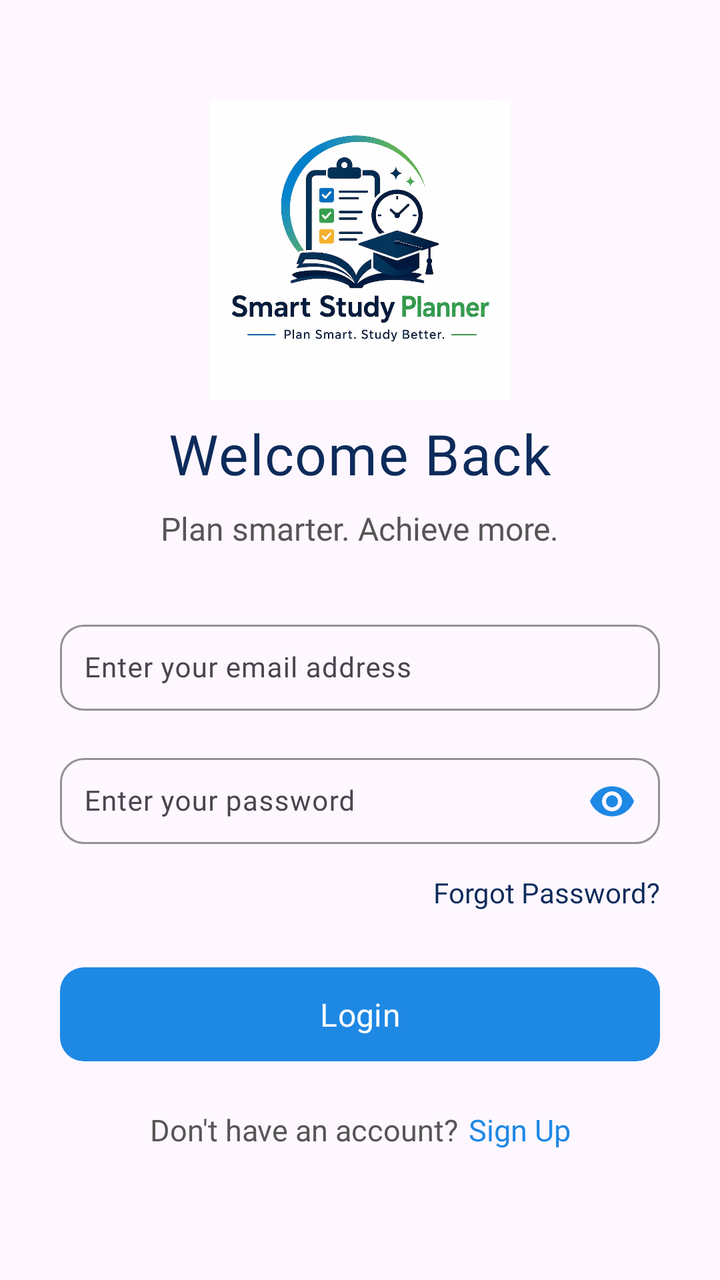
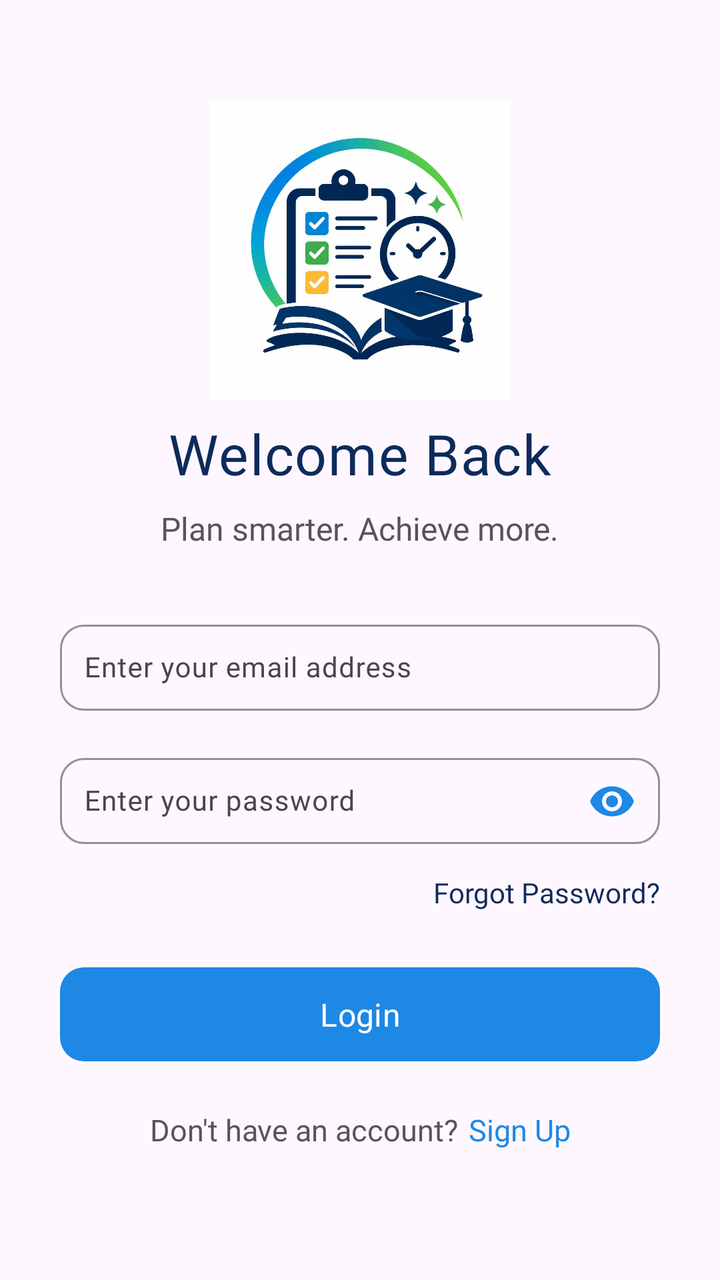

Compare the two renders of this Android layout. The source of the first and the diff that turns it into the second are given below.
<!-- AndroidManifest.xml: application theme Theme.SmartStudyPlanner -->
<!-- res/layout/activity_login.xml -->
<?xml version="1.0" encoding="utf-8"?>
<androidx.constraintlayout.widget.ConstraintLayout
    xmlns:android="http://schemas.android.com/apk/res/android"
    xmlns:app="http://schemas.android.com/apk/res-auto"
    xmlns:tools="http://schemas.android.com/tools"
    android:layout_width="match_parent"
    android:layout_height="match_parent">

    
    <ImageView
        android:id="@+id/imgLogo"
        android:layout_width="150dp"
        android:layout_height="150dp"
        android:src="@drawable/study_logo"
        android:contentDescription="@string/splash_logo_description"
        app:layout_constraintTop_toTopOf="parent"
        app:layout_constraintStart_toStartOf="parent"
        app:layout_constraintEnd_toEndOf="parent"
        android:layout_marginTop="50dp"/>

    
    <TextView
        android:id="@+id/txtWelcome"
        android:layout_width="wrap_content"
        android:layout_height="wrap_content"
        android:layout_marginTop="8dp"
        android:fontFamily="@font/poppins_bold"
        android:letterSpacing="0.02"
        android:text="@string/welcome_back"
        android:textColor="#0D2B5B"
        android:textSize="28sp"
        app:layout_constraintEnd_toEndOf="parent"
        app:layout_constraintStart_toStartOf="parent"
        app:layout_constraintTop_toBottomOf="@id/imgLogo" />

    
    <TextView
        android:id="@+id/txtSubtitle"
        android:layout_width="wrap_content"
        android:layout_height="wrap_content"
        android:text="@string/subtitle_text"
        android:fontFamily="@font/poppins_italic"
        android:textSize="16sp"
        android:textColor="#555555"
        app:layout_constraintTop_toBottomOf="@id/txtWelcome"
        app:layout_constraintStart_toStartOf="parent"
        app:layout_constraintEnd_toEndOf="parent"
        android:layout_marginTop="8dp"/>

    
    <com.google.android.material.textfield.TextInputLayout
        android:id="@+id/emailInputLayout"
        android:layout_width="300dp"
        android:layout_height="wrap_content"
        android:layout_marginTop="32dp"

        app:layout_constraintTop_toBottomOf="@id/txtSubtitle"
        app:layout_constraintStart_toStartOf="parent"
        app:layout_constraintEnd_toEndOf="parent"
        app:boxBackgroundMode="outline"
        app:boxStrokeColor="@color/primary"
        app:hintTextColor="@color/primary"
        app:boxCornerRadiusTopStart="12dp"
        app:boxCornerRadiusTopEnd="12dp"
        app:boxCornerRadiusBottomStart="12dp"
        app:boxCornerRadiusBottomEnd="12dp">

        <com.google.android.material.textfield.TextInputEditText
            android:id="@+id/edtEmail"
            android:layout_width="match_parent"
            android:layout_height="wrap_content"
            android:fontFamily="@font/poppins_regular"
            android:textSize="14sp"
            android:textColor="@color/primary_text"
            android:textColorHint="@color/hint_text"
            android:gravity="center_vertical"
            android:hint="@string/enter_email"
            android:inputType="textEmailAddress"
            android:autofillHints="emailAddress"
            android:padding="12dp"/>

    </com.google.android.material.textfield.TextInputLayout>

    
    <com.google.android.material.textfield.TextInputLayout
        android:id="@+id/passwordInputLayout"
        android:layout_width="300dp"
        android:layout_height="wrap_content"
        android:layout_marginTop="16dp"
        app:layout_constraintTop_toBottomOf="@id/emailInputLayout"
        app:layout_constraintStart_toStartOf="parent"
        app:layout_constraintEnd_toEndOf="parent"
        app:boxBackgroundMode="outline"
        app:boxStrokeColor="@color/primary"
        app:hintTextColor="@color/primary"
        app:endIconTint="@color/primary"
        app:endIconMode="password_toggle"
        app:boxCornerRadiusTopStart="12dp"
        app:boxCornerRadiusTopEnd="12dp"
        app:boxCornerRadiusBottomStart="12dp"
        app:boxCornerRadiusBottomEnd="12dp">

        <com.google.android.material.textfield.TextInputEditText
            android:id="@+id/edtPassword"
            android:layout_width="match_parent"
            android:layout_height="wrap_content"
            android:fontFamily="@font/poppins_regular"
            android:textSize="14sp"
            android:textColor="@color/primary_text"
            android:textColorHint="@color/hint_text"
            android:hint="@string/enter_password"
            android:inputType="textPassword"
            android:padding="12dp"/>
    </com.google.android.material.textfield.TextInputLayout>

    
    <TextView
        android:id="@+id/txtForgotPassword"
        android:layout_width="wrap_content"
        android:layout_height="wrap_content"

        android:text="@string/forgot_password"

        android:fontFamily="@font/poppins_medium"
        android:textSize="14sp"
        android:textColor="#0D2B5B"

        app:layout_constraintTop_toBottomOf="@id/passwordInputLayout"
        app:layout_constraintEnd_toEndOf="@id/passwordInputLayout"

        android:layout_marginTop="12dp"/>

    
    <com.google.android.material.button.MaterialButton
        android:id="@+id/btnLogin"
        android:layout_width="300dp"
        android:layout_height="55dp"
        android:layout_marginTop="24dp"
        android:text="@string/login"
        android:textAllCaps="false"
        android:textSize="16sp"
        android:fontFamily="@font/poppins_semibold"
        android:textColor="@android:color/white"
        app:backgroundTint="#1E88E5"
        app:cornerRadius="12dp"
        app:iconGravity="textStart"
        app:iconPadding="12dp"
        app:layout_constraintTop_toBottomOf="@id/txtForgotPassword"
        app:layout_constraintStart_toStartOf="parent"
        app:layout_constraintEnd_toEndOf="parent"/>

    
    <com.google.android.material.progressindicator.CircularProgressIndicator
        android:id="@+id/progressLogin"
        android:layout_width="40dp"
        android:layout_height="40dp"
        android:visibility="gone"

        app:layout_constraintTop_toBottomOf="@id/btnLogin"
        app:layout_constraintStart_toStartOf="parent"
        app:layout_constraintEnd_toEndOf="parent"

        android:layout_marginTop="16dp"/>

    
    <LinearLayout
        android:id="@+id/signupLayout"
        android:layout_width="wrap_content"
        android:layout_height="wrap_content"

        android:orientation="horizontal"

        app:layout_constraintTop_toBottomOf="@id/btnLogin"
        app:layout_constraintStart_toStartOf="parent"
        app:layout_constraintEnd_toEndOf="parent"

        android:layout_marginTop="20dp">

        <TextView
            android:id="@+id/txtDontHaveAccount"
            android:layout_width="wrap_content"
            android:layout_height="wrap_content"

            android:text="@string/dont_have_account"

            android:fontFamily="@font/poppins_regular"
            android:textSize="15sp"
            android:textColor="#555555"/>


        <TextView
            android:id="@+id/txtSignUp"
            android:layout_width="wrap_content"
            android:layout_height="wrap_content"

            android:text="@string/sign_up"

            android:fontFamily="@font/poppins_semibold"
            android:textSize="15sp"
            android:textColor="#1E88E5"

            android:layout_marginStart="5dp"/>

    </LinearLayout>

</androidx.constraintlayout.widget.ConstraintLayout>
<!-- resources referenced by this layout -->
<resources>
  <color name="hint_text">#8A8A8A</color>
  <color name="primary">#1E88E5</color>
  <color name="primary_text">#0D2B5B</color>
  <!-- drawable study_logo: jpeg bitmap (drawable, 86049 bytes) -->
  <string name="dont_have_account">Don\'t have an account?</string>
  <string name="enter_email">Enter your email address</string>
  <string name="enter_password">Enter your password</string>
  <string name="forgot_password">Forgot Password?</string>
  <string name="login">Login</string>
  <string name="sign_up">Sign Up</string>
  <string name="splash_logo_description">Smart Study Planner Logo</string>
  <string name="subtitle_text">Plan smarter. Achieve more.</string>
  <string name="welcome_back">Welcome Back</string>
  <style name="Theme.SmartStudyPlanner" parent="Base.Theme.SmartStudyPlanner" />
  <style name="Base.Theme.SmartStudyPlanner" parent="Theme.Material3.DayNight.NoActionBar">
          
          
      </style>
</resources>

<!-- the commit's change to res/layout/activity_login.xml (unified diff, before → after) -->
@@ -2,7 +2,6 @@
 <androidx.constraintlayout.widget.ConstraintLayout
     xmlns:android="http://schemas.android.com/apk/res/android"
     xmlns:app="http://schemas.android.com/apk/res-auto"
-    xmlns:tools="http://schemas.android.com/tools"
     android:layout_width="match_parent"
     android:layout_height="match_parent">
 
@@ -150,19 +149,6 @@
         app:layout_constraintEnd_toEndOf="parent"/>
 
     
-    <com.google.android.material.progressindicator.CircularProgressIndicator
-        android:id="@+id/progressLogin"
-        android:layout_width="40dp"
-        android:layout_height="40dp"
-        android:visibility="gone"
-
-        app:layout_constraintTop_toBottomOf="@id/btnLogin"
-        app:layout_constraintStart_toStartOf="parent"
-        app:layout_constraintEnd_toEndOf="parent"
-
-        android:layout_marginTop="16dp"/>
-
-    
     <LinearLayout
         android:id="@+id/signupLayout"
         android:layout_width="wrap_content"
<!-- resource entries referenced after the edit -->
@@ -3,7 +3,7 @@
   <color name="hint_text">#8A8A8A</color>
   <color name="primary">#1E88E5</color>
   <color name="primary_text">#0D2B5B</color>
-  <!-- drawable study_logo: jpeg bitmap (drawable, 86049 bytes) -->
+  <!-- drawable study_logo: jpeg bitmap (drawable, 80937 bytes) -->
   <string name="dont_have_account">Don\'t have an account?</string>
   <string name="enter_email">Enter your email address</string>
   <string name="enter_password">Enter your password</string>
